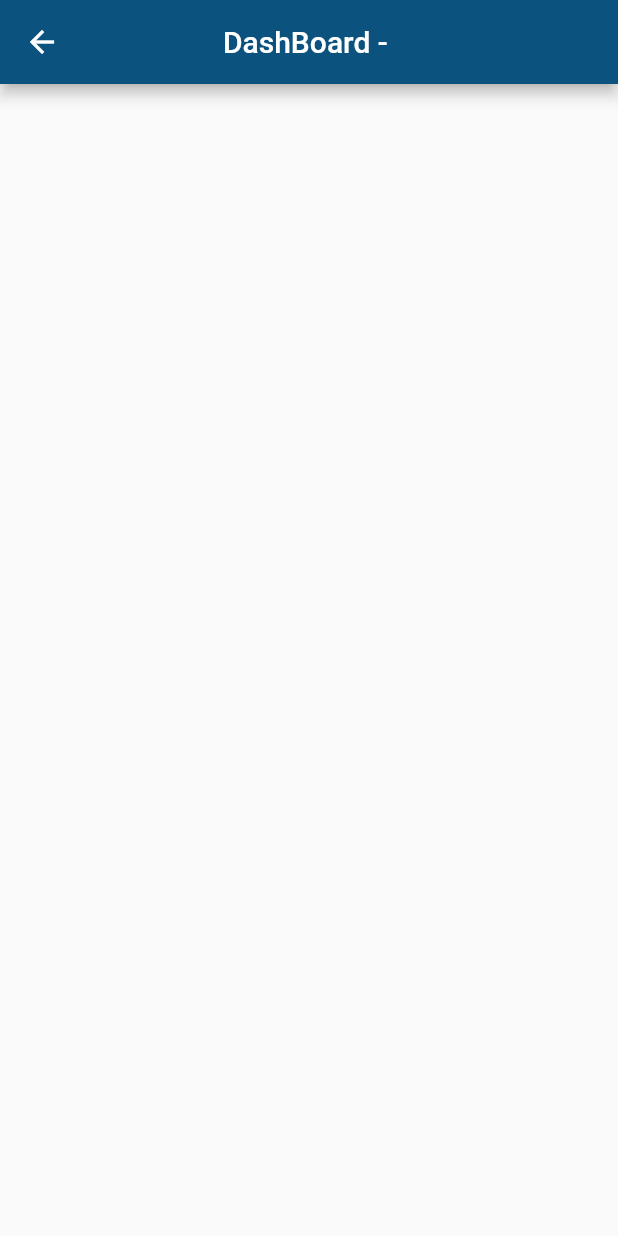
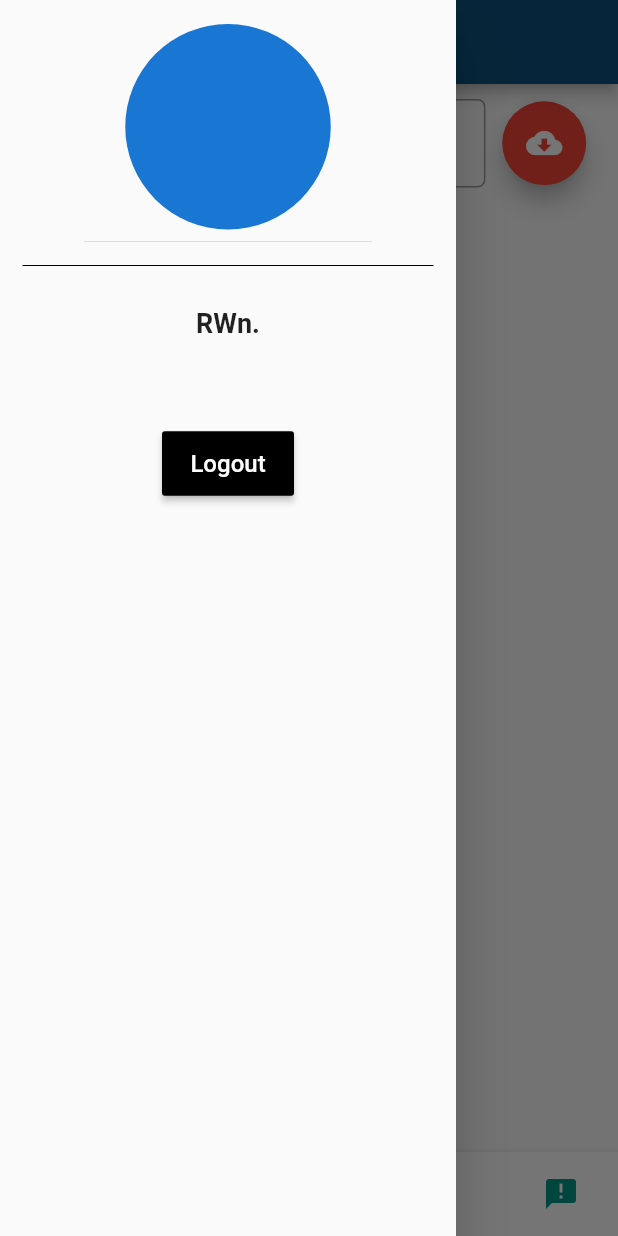
Before and after one commit to milankathiriya/flutter_apps, a Flutter app: the HomePage screen opened by its route, with the side drawer open (before the commit the screen has no drawer), on a phone screen of 412 x 824 dp. Run offline on Flutter 3.47's test engine with Material 2 defaults, Android fonts, the phone set to English and light mode, and no system bars; drawn by our look-alikes of bottom_navy_bar; our stand-ins replace dio, email_validator, firebase_auth, firebase_database, flutter_spinkit, fluttertoast and 6 more; missing offline and left inert: flutter_inappwebview, phone_state_i, record_mp3; accounts and stored records are empty.

Commit message:
added homepage with bottom_navy_bar

```diff
--- /dev/null
+++ b/student_finder/lib/components/side_drawer.dart
@@ -0,0 +1,112 @@
+import 'package:flutter/material.dart';
+import 'package:shared_preferences/shared_preferences.dart';
+
+class SideDrawer extends StatefulWidget {
+  SideDrawer({Key key}) : super(key: key);
+
+  @override
+  _SideDrawerState createState() => _SideDrawerState();
+}
+
+class _SideDrawerState extends State<SideDrawer> {
+  String email;
+  String uname;
+
+  @override
+  void initState() {
+    super.initState();
+    if (email == null || uname == null) {
+      checkPrefs();
+    }
+  }
+
+  checkPrefs() async {
+    SharedPreferences prefs = await SharedPreferences.getInstance();
+    setState(() {
+      email = prefs.getString('email');
+      uname = prefs.getString('uname');
+    });
+  }
+
+  @override
+  Widget build(BuildContext context) {
+    return Drawer(
+      child: Column(
+        mainAxisAlignment: MainAxisAlignment.start,
+        children: [
+          DrawerHeader(
+            child: CircleAvatar(
+              radius: 80,
+            ),
+          ),
+          Divider(
+            indent: 15,
+            endIndent: 15,
+            color: Colors.black,
+          ),
+          SizedBox(
+            height: 20,
+          ),
+          Text(
+            "RWn. $uname",
+            textAlign: TextAlign.center,
+            style: TextStyle(fontSize: 18, fontWeight: FontWeight.w600),
+          ),
+          SizedBox(
+            height: 20,
+          ),
+          Text(
+            email,
+            textAlign: TextAlign.center,
+            style: TextStyle(fontSize: 16, fontWeight: FontWeight.w600),
+          ),
+          SizedBox(
+            height: 20,
+          ),
+          RaisedButton(
+            padding: EdgeInsets.all(12),
+            child: Text(
+              "Logout",
+              style: TextStyle(fontSize: 16),
+            ),
+            color: Colors.black,
+            textColor: Colors.white,
+            onPressed: showDialogAndLogout,
+          ),
+        ],
+      ),
+    );
+  }
+
+  showDialogAndLogout() async {
+    showDialog(
+        context: context,
+        builder: (context) {
+          return AlertDialog(
+            title: Text("Are you sure to want to logout?"),
+            actions: [
+              FlatButton(
+                onPressed: () {
+                  Navigator.of(context).pop();
+                },
+                child: Text("No"),
+                textColor: Colors.black,
+                color: Colors.grey[300],
+              ),
+              FlatButton(
+                onPressed: () async {
+                  SharedPreferences prefs =
+                      await SharedPreferences.getInstance();
+                  prefs.clear();
+                  Navigator.of(context)
+                      .pushNamedAndRemoveUntil('/login', (route) => false);
+                },
+                child: Text("Yes"),
+                textColor: Colors.red,
+                color: Colors.grey[300],
+              ),
+            ],
+          );
+        });
+  }
+}
--- a/student_finder/lib/screens/intro_screens/login_screen.dart
+++ b/student_finder/lib/screens/intro_screens/login_screen.dart
@@ -159,6 +159,7 @@ class _LoginPageState extends State<LoginPage> {
         SharedPreferences prefs = await SharedPreferences.getInstance();
         prefs.setString('email', email);
         prefs.setString('uname', ans.userName);
+        prefs.setString('pass', password);
         setState(() {
           _isLoading = true;
           _isLoginFailed = false;
--- /dev/null
+++ b/student_finder/lib/screens/main_screens/bottom_components/general_info_page.dart
@@ -0,0 +1,217 @@
+import 'package:flutter/material.dart';
+import 'package:student_finder/services/auth_service.dart';
+
+class GeneralInfoPage extends StatefulWidget {
+  GeneralInfoPage({Key key}) : super(key: key);
+
+  @override
+  _GeneralInfoPageState createState() => _GeneralInfoPageState();
+}
+
+class _GeneralInfoPageState extends State<GeneralInfoPage> {
+  final _studentFindingFormKey = GlobalKey<FormState>();
+  TextEditingController _gridController = TextEditingController();
+  int _grid;
+  bool _autovalidate = false;
+  var fetchedData;
+
+  @override
+  Widget build(BuildContext context) {
+    double _width = MediaQuery.of(context).size.width;
+    double _height = MediaQuery.of(context).size.height;
+
+    return ListView(
+      children: [
+        gridForm(),
+        getStudentData(),
+      ],
+    );
+  }
+
+  Widget gridForm() {
+    return Container(
+      margin: EdgeInsets.all(10),
+      child: Form(
+        key: _studentFindingFormKey,
+        child: Row(
+          mainAxisAlignment: MainAxisAlignment.center,
+          children: [
+            Expanded(
+              flex: 4,
+              child: TextFormField(
+                controller: _gridController,
+                autovalidate: _autovalidate,
+                keyboardType: TextInputType.number,
+                validator: (val) {
+                  if (val.isEmpty || val == null || val == "") {
+                    return "Enter any GRID";
+                  } else if (val.contains(RegExp(r'[a-zA-Z_.+-]+'))) {
+                    return "Enter only numeric value";
+                  }
+                  return null;
+                },
+                onSaved: (val) {
+                  setState(() {
+                    _grid = int.parse(val);
+                  });
+                },
+                decoration: InputDecoration(
+                  focusedBorder: OutlineInputBorder(
+                    borderRadius: BorderRadius.circular(5),
+                    borderSide: BorderSide(
+                      color: Colors.red,
+                    ),
+                  ),
+                  border: OutlineInputBorder(
+                    borderRadius: BorderRadius.circular(5),
+                  ),
+                  hintText: "Enter GRID",
+                ),
+              ),
+            ),
+            Expanded(
+              flex: 1,
+              child: FloatingActionButton(
+                child: Icon(Icons.cloud_download),
+                backgroundColor: Colors.red,
+                onPressed: validateGRIDAndFetchData,
+              ),
+            ),
+          ],
+        ),
+      ),
+    );
+  }
+
+  validateGRIDAndFetchData() async {
+    if (_studentFindingFormKey.currentState.validate()) {
+      _studentFindingFormKey.currentState.save();
+      print(_grid.toString());
+      fetchedData = await authService.getStudentData(grid: _grid);
+      print(fetchedData);
+      // ans.forEach((element) {
+      //   print(element.remarks);
+      //   print("\n\n--------\n\n");
+      // });
+    } else {
+      setState(() {
+        _autovalidate = true;
+      });
+    }
+  }
+
+  Widget getStudentData() {
+    return (_grid != null)
+        ? FutureBuilder(
+            future: authService.getStudentData(grid: _grid),
+            builder: (context, ss) {
+              double _width = MediaQuery.of(context).size.width;
+              double _height = MediaQuery.of(context).size.height;
+              if (ss.hasData) {
+                if (ss.data != null) {
+                  var data = ss.data;
+                  return Column(
+                    children: [
+                      // TODO: student_pic, student_name, student_grid widget
+
+                      Container(
+                        height: _height * 0.15,
+                        margin: EdgeInsets.symmetric(horizontal: 10),
+                        decoration: BoxDecoration(
+                          border: Border.all(
+                            color: Colors.red,
+                          ),
+                        ),
+                        child: Row(
+                          mainAxisAlignment: MainAxisAlignment.start,
+                          children: [
+                            CircleAvatar(
+                              radius: 60,
+                              // FIXME: if image not found then 404 occurs
+                              backgroundImage: NetworkImage(
+                                "http://demo.rnwmultimedia.com/eduzila_api${data.first.image}",
+                              ),
+                            ),
+                            VerticalDivider(
+                              indent: 10,
+                              endIndent: 10,
+                            ),
+                            SizedBox(width: 15),
+                            Column(
+                              mainAxisAlignment: MainAxisAlignment.center,
+                              children: [
+                                Row(
+                                  children: [
+                                    Text(
+                                      "\bGRID: ",
+                                      textAlign: TextAlign.left,
+                                      style: TextStyle(
+                                        color: Colors.black,
+                                        fontSize: 20,
+                                        fontWeight: FontWeight.bold,
+                                      ),
+                                    ),
+                                    Text(
+                                      _grid.toString(),
+                                      style: TextStyle(
+                                        color: Colors.black,
+                                        fontSize: 20,
+                                        fontWeight: FontWeight.w500,
+                                      ),
+                                    ),
+                                  ],
+                                ),
+                                SizedBox(
+                                  height: 18,
+                                ),
+                                RichText(
+                                  text: TextSpan(
+                                      text: "Name: \n",
+                                      style: TextStyle(
+                                        color: Colors.black,
+                                        fontSize: 20,
+                                        fontWeight: FontWeight.bold,
+                                      ),
+                                      children: [
+                                        TextSpan(
+                                          text:
+                                              "${data.first.fname} ${data.first.lname}",
+                                          style: TextStyle(
+                                            color: Colors.black,
+                                            fontSize: 20,
+                                            fontWeight: FontWeight.w500,
+                                          ),
+                                        ),
+                                      ]),
+                                ),
+                              ],
+                            ),
+                          ],
+                        ),
+                      ),
+                      // TODO: student details widget
+                      Container(
+                        height: _height * 0.53,
+                        width: _width,
+                        decoration: BoxDecoration(
+                          border: Border.all(
+                            color: Colors.red,
+                          ),
+                        ),
+                        margin: EdgeInsets.only(left: 10, right: 10, top: 10),
+                        child: Column(
+                          children: [
+                            Text("lo"),
+                          ],
+                        ),
+                      )
+                    ],
+                  );
+                }
+                return Text("No Data");
+              }
+              return CircularProgressIndicator();
+            })
+        : Container();
+  }
+}
--- a/student_finder/lib/screens/main_screens/home_screen.dart
+++ b/student_finder/lib/screens/main_screens/home_screen.dart
@@ -1,6 +1,8 @@
 import 'package:flutter/material.dart';
 import 'package:shared_preferences/shared_preferences.dart';
-import 'package:student_finder/models/LoginModel.dart';
+import 'package:student_finder/components/side_drawer.dart';
+import 'package:bottom_navy_bar/bottom_navy_bar.dart';
+import 'package:student_finder/screens/main_screens/bottom_components/general_info_page.dart';
 
 class HomePage extends StatefulWidget {
   HomePage({Key key}) : super(key: key);
@@ -11,6 +13,8 @@ class HomePage extends StatefulWidget {
 
 class _HomePageState extends State<HomePage> {
   String uname_prefs;
+  int _currentBottomNavyBarItemIndex = 0;
+  PageController _pageController;
 
   checkPrefsForUname() async {
     SharedPreferences prefs = await SharedPreferences.getInstance();
@@ -22,24 +26,81 @@ class _HomePageState extends State<HomePage> {
   @override
   void initState() {
     super.initState();
+    _pageController = PageController();
     checkPrefsForUname();
   }
 
   @override
+  void dispose() {
+    _pageController.dispose();
+    super.dispose();
+  }
+
+  @override
   Widget build(BuildContext context) {
+    double _width = MediaQuery.of(context).size.width;
+    double _height = MediaQuery.of(context).size.height;
 
     return Scaffold(
       appBar: AppBar(
-        title: Text("DashBoard - ${uname_prefs ?? 'No User'}"),
+        title: Text("RWn. ${uname_prefs ?? 'No User'}"),
         centerTitle: true,
       ),
-      body: Container(
-        margin: EdgeInsets.only(top: 20),
-        alignment: Alignment.topCenter,
-        child: Column(
-          children: [],
+      body: SizedBox.expand(
+        child: PageView(
+          controller: _pageController,
+          onPageChanged: (i) {
+            setState(() {
+              _currentBottomNavyBarItemIndex = i;
+            });
+          },
+          children: [
+            GeneralInfoPage(),
+            Container(
+              // TODO: AdmissionPage widget
+              color: Colors.blue,
+            ),
+            Container(
+              // TODO: RemarksPage widget
+              color: Colors.teal,
+            ),
+          ],
         ),
       ),
+      drawer: SideDrawer(),
+      bottomNavigationBar: BottomNavyBar(
+          selectedIndex: _currentBottomNavyBarItemIndex,
+          curve: Curves.easeInOut,
+          items: [
+            BottomNavyBarItem(
+              activeColor: Colors.red,
+              inactiveColor: Colors.red,
+              icon: Icon(Icons.home),
+              title: Text("Home"),
+              textAlign: TextAlign.center,
+            ),
+            BottomNavyBarItem(
+              activeColor: Colors.blue,
+              inactiveColor: Colors.blue,
+              icon: Icon(Icons.info),
+              title: Text("Admission"),
+              textAlign: TextAlign.center,
+            ),
+            BottomNavyBarItem(
+              activeColor: Colors.teal,
+              inactiveColor: Colors.teal,
+              icon: Icon(Icons.announcement),
+              title: Text("Remarks"),
+              textAlign: TextAlign.center,
+            ),
+          ],
+          onItemSelected: (i) {
+            setState(() {
+              _currentBottomNavyBarItemIndex = i;
+            });
+            _pageController.animateToPage(_currentBottomNavyBarItemIndex,
+                duration: Duration(milliseconds: 300), curve: Curves.easeInOut);
+          }),
     );
   }
 }
--- a/student_finder/pubspec.yaml
+++ b/student_finder/pubspec.yaml
@@ -28,6 +28,7 @@ dependencies:
   dio: ^3.0.10
   http: ^0.12.2
   shared_preferences: ^0.5.12
+  bottom_navy_bar: ^5.5.0
 
 dev_dependencies:
   flutter_test:
```
Also changed, not shown: student_finder/lib/models/StudentModel.dart (added, +64 -0 lines), student_finder/lib/screens/intro_screens/splash_screen.dart (+13 -7 lines), student_finder/lib/services/auth_service.dart (+25 -0 lines), student_finder/pubspec.lock.
